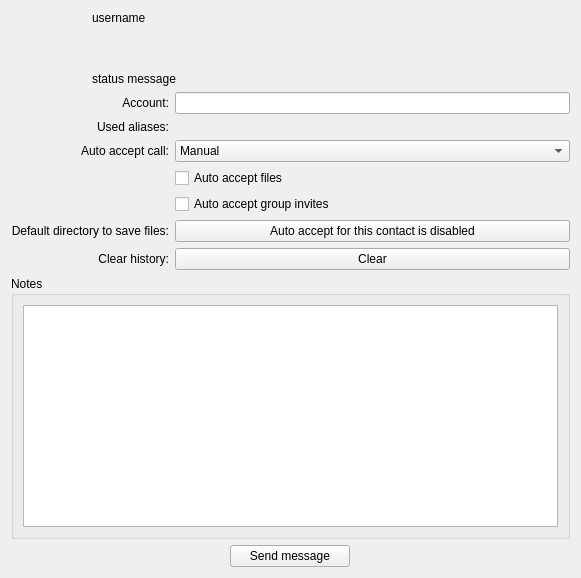
Before: the Qt Designer form src/modules/im/src/widget/form/aboutfriendform.ui in okstar-org/ok-msg-desktop, drawn with Qt 5.
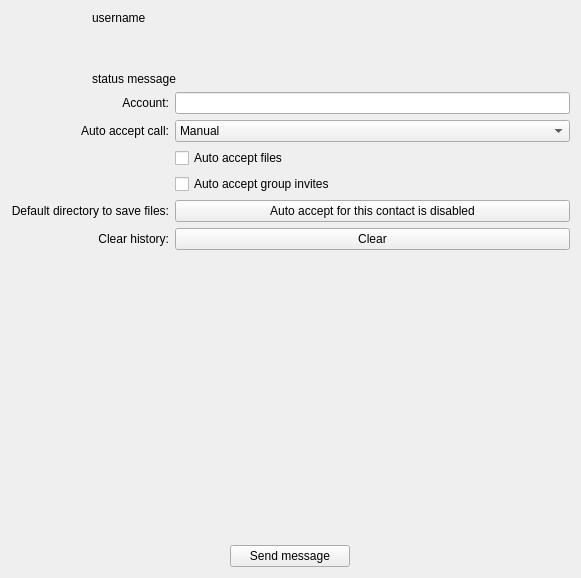
After: the same form once the commit is applied. Icons and pictures are not drawn.

```diff
--- a/src/modules/im/src/widget/form/aboutfriendform.ui
+++ b/src/modules/im/src/widget/form/aboutfriendform.ui
@@ -104,48 +104,38 @@
      </item>
     </layout>
    </item>
+   <item row="2" column="0">
+    <layout class="QGridLayout" name="gridLayout_2">
+     <item row="1" column="0">
+      <widget class="QPushButton" name="sendMessage">
+       <property name="maximumSize">
+        <size>
+         <width>120</width>
+         <height>60</height>
+        </size>
+       </property>
+       <property name="text">
+        <string>Send message</string>
+       </property>
+      </widget>
+     </item>
+     <item row="0" column="0">
+      <spacer name="verticalSpacer">
+       <property name="orientation">
+        <enum>Qt::Vertical</enum>
+       </property>
+       <property name="sizeHint" stdset="0">
+        <size>
+         <width>20</width>
+         <height>40</height>
+        </size>
+       </property>
+      </spacer>
+     </item>
+    </layout>
+   </item>
    <item row="1" column="0">
     <layout class="QGridLayout" name="infoLayout">
-     <item row="6" column="1">
-      <widget class="QCheckBox" name="autoacceptfile">
-       <property name="accessibleDescription">
-        <string>Automatically accept files from contact if set</string>
-       </property>
-       <property name="text">
-        <string>Auto accept files</string>
-       </property>
-      </widget>
-     </item>
-     <item row="0" column="0">
-      <widget class="QLabel" name="accountLabel">
-       <property name="layoutDirection">
-        <enum>Qt::LeftToRight</enum>
-       </property>
-       <property name="text">
-        <string>Account:</string>
-       </property>
-       <property name="alignment">
-        <set>Qt::AlignRight|Qt::AlignTrailing|Qt::AlignVCenter</set>
-       </property>
-      </widget>
-     </item>
-     <item row="5" column="0">
-      <widget class="QLabel" name="autoAcceptCallLabel">
-       <property name="text">
-        <string>Auto accept call:</string>
-       </property>
-       <property name="alignment">
-        <set>Qt::AlignRight|Qt::AlignTrailing|Qt::AlignVCenter</set>
-       </property>
-      </widget>
-     </item>
-     <item row="9" column="1">
-      <widget class="QPushButton" name="selectSaveDir">
-       <property name="text">
-        <string>Auto accept for this contact is disabled</string>
-       </property>
-      </widget>
-     </item>
      <item row="0" column="1">
       <widget class="QLineEdit" name="friendId">
        <property name="enabled">
@@ -174,7 +164,20 @@
        </property>
       </widget>
      </item>
-     <item row="5" column="1">
+     <item row="0" column="0">
+      <widget class="QLabel" name="accountLabel">
+       <property name="layoutDirection">
+        <enum>Qt::LeftToRight</enum>
+       </property>
+       <property name="text">
+        <string>Account:</string>
+       </property>
+       <property name="alignment">
+        <set>Qt::AlignRight|Qt::AlignTrailing|Qt::AlignVCenter</set>
+       </property>
+      </widget>
+     </item>
+     <item row="4" column="1">
       <widget class="QComboBox" name="autoacceptcall">
        <item>
         <property name="text">
@@ -193,7 +196,7 @@
        </item>
       </widget>
      </item>
-     <item row="9" column="0">
+     <item row="8" column="0">
       <widget class="QLabel" name="saveFileLabel">
        <property name="text">
         <string>Default directory to save files:</string>
@@ -204,9 +207,9 @@
       </widget>
      </item>
      <item row="4" column="0">
-      <widget class="QLabel" name="aliasLabel">
+      <widget class="QLabel" name="autoAcceptCallLabel">
        <property name="text">
-        <string>Used aliases:</string>
+        <string>Auto accept call:</string>
        </property>
        <property name="alignment">
         <set>Qt::AlignRight|Qt::AlignTrailing|Qt::AlignVCenter</set>
@@ -214,6 +217,13 @@
       </widget>
      </item>
      <item row="8" column="1">
+      <widget class="QPushButton" name="selectSaveDir">
+       <property name="text">
+        <string>Auto accept for this contact is disabled</string>
+       </property>
+      </widget>
+     </item>
+     <item row="7" column="1">
       <widget class="QCheckBox" name="autogroupinvite">
        <property name="accessibleDescription">
         <string>Automatically accept group chat invitations from this contact if set.</string>
@@ -223,14 +233,7 @@
        </property>
       </widget>
      </item>
-     <item row="10" column="1">
-      <widget class="QPushButton" name="removeHistory">
-       <property name="text">
-        <string>Clear</string>
-       </property>
-      </widget>
-     </item>
-     <item row="10" column="0">
+     <item row="9" column="0">
       <widget class="QLabel" name="label">
        <property name="text">
         <string>Clear history:</string>
@@ -240,45 +243,20 @@
        </property>
       </widget>
      </item>
-    </layout>
-   </item>
-   <item row="2" column="0">
-    <widget class="QGroupBox" name="groupBox">
-     <property name="title">
-      <string>Notes</string>
-     </property>
-     <layout class="QVBoxLayout" name="verticalLayout_3">
-      <item>
-       <widget class="QPlainTextEdit" name="note">
-        <property name="accessibleDescription">
-         <string>Input field for notes about the contact</string>
-        </property>
-        <property name="plainText">
-         <string/>
-        </property>
-        <property name="placeholderText">
-         <string>You can save comment about this contact here.</string>
-        </property>
-       </widget>
-      </item>
-     </layout>
-    </widget>
-   </item>
-   <item row="3" column="0">
-    <layout class="QHBoxLayout" name="horizontalLayout">
-     <property name="spacing">
-      <number>6</number>
-     </property>
-     <item>
-      <widget class="QPushButton" name="sendMessage">
-       <property name="maximumSize">
-        <size>
-         <width>120</width>
-         <height>60</height>
-        </size>
+     <item row="9" column="1">
+      <widget class="QPushButton" name="removeHistory">
+       <property name="text">
+        <string>Clear</string>
        </property>
+      </widget>
+     </item>
+     <item row="5" column="1">
+      <widget class="QCheckBox" name="autoacceptfile">
+       <property name="accessibleDescription">
+        <string>Automatically accept files from contact if set</string>
+       </property>
        <property name="text">
-        <string>Send message</string>
+        <string>Auto accept files</string>
        </property>
       </widget>
      </item>
```
Left out of the diff: 1 changed line with no effect on the pictures.
